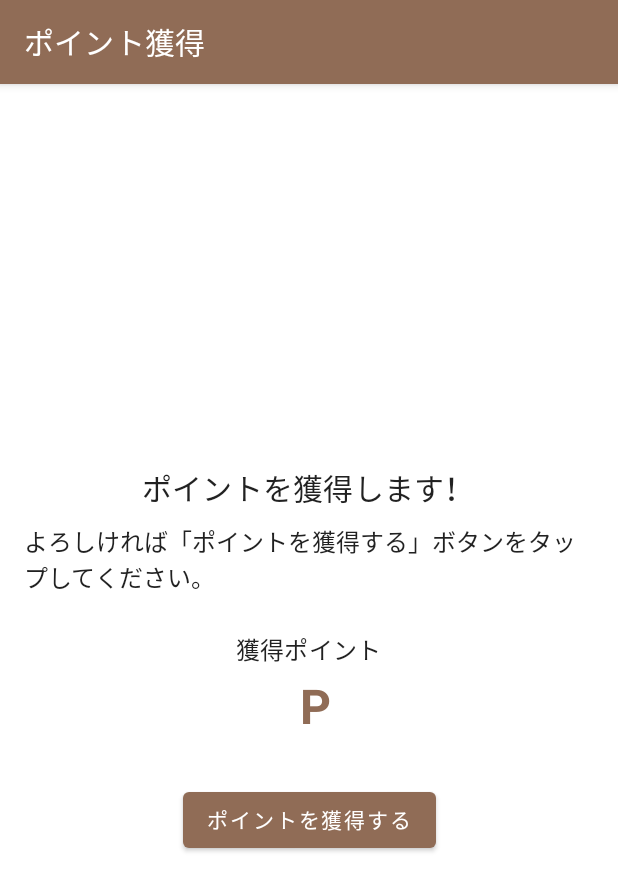
After one commit to hotdrop/consider-ai-coding, an Android app built with Jetpack Compose: the composable PointGetConfirmScreen shown on its own in the app's theme, on a phone screen of 412 x 824 dp. The commit adds this screen. Shown: the top 891 px of the screen. Run offline under Robolectric (Android 15) with nearby library versions, the phone set to English and light mode, and no system bars; our stand-ins replace Dagger/Hilt's generated code; 3 statements that could not run were skipped.

Commit message:
タスク2まで完了

```diff
--- /dev/null
+++ b/androidApp/src/main/java/jp/hotdrop/considercline/android/ui/pointget/PointGetConfirmScreen.kt
@@ -0,0 +1,102 @@
+package jp.hotdrop.considercline.android.ui.pointget
+
+import androidx.compose.foundation.layout.Arrangement
+import androidx.compose.foundation.layout.Column
+import androidx.compose.foundation.layout.Spacer
+import androidx.compose.foundation.layout.fillMaxSize
+import androidx.compose.foundation.layout.height
+import androidx.compose.foundation.layout.padding
+import androidx.compose.material.Button
+import androidx.compose.material.MaterialTheme
+import androidx.compose.material.Scaffold
+import androidx.compose.material.Text
+import androidx.compose.material.TopAppBar
+import androidx.compose.runtime.Composable
+import androidx.compose.runtime.collectAsState
+import androidx.compose.runtime.getValue
+import androidx.compose.ui.Alignment
+import androidx.compose.ui.Modifier
+import androidx.compose.ui.res.stringResource
+import androidx.compose.ui.text.font.FontWeight
+import androidx.compose.ui.tooling.preview.Preview
+import androidx.compose.ui.unit.dp
+import androidx.compose.ui.unit.sp
+import jp.hotdrop.considercline.android.R
+import jp.hotdrop.considercline.android.ui.theme.AppColor
+import jp.hotdrop.considercline.android.ui.theme.ConsiderClineTheme
+import androidx.hilt.navigation.compose.hiltViewModel
+import kotlinx.coroutines.flow.MutableStateFlow
+import kotlinx.coroutines.flow.StateFlow
+
+@Composable
+fun PointGetConfirmScreen(
+    viewModel: PointGetViewModel = hiltViewModel(),
+    onExecuteClick: () -> Unit
+) {
+    val inputPoint by viewModel.inputPoint.collectAsState()
+
+    Scaffold(
+        topBar = {
+            TopAppBar(title = { Text(stringResource(id = R.string.point_get_title)) })
+        }
+    ) { paddingValues ->
+        Column(
+            modifier = Modifier
+                .fillMaxSize()
+                .padding(paddingValues)
+                .padding(16.dp),
+            horizontalAlignment = Alignment.CenterHorizontally,
+            verticalArrangement = Arrangement.Center
+        ) {
+            Text(
+                text = stringResource(id = R.string.point_get_confirm_overview),
+                style = MaterialTheme.typography.h6
+            )
+            Spacer(modifier = Modifier.height(8.dp))
+            Text(
+                text = stringResource(id = R.string.point_get_confirm_detail),
+                style = MaterialTheme.typography.body1
+            )
+            Spacer(modifier = Modifier.height(24.dp))
+            Text(
+                text = stringResource(id = R.string.point_get_confirm_point_label),
+                style = MaterialTheme.typography.subtitle1
+            )
+            Spacer(modifier = Modifier.height(8.dp))
+            Text(
+                text = "$inputPoint ${stringResource(id = R.string.point_unit)}",
+                fontSize = 32.sp,
+                fontWeight = FontWeight.Bold,
+                color = AppColor.PrimaryColor
+            )
+            Spacer(modifier = Modifier.height(32.dp))
+            Button(onClick = onExecuteClick) {
+                Text(text = stringResource(id = R.string.point_get_confirm_execute_button))
+            }
+        }
+    }
+}
+
+@Preview(showBackground = true)
+@Composable
+fun PointGetConfirmScreenPreview() {
+    // Preview用のダミーViewModelを直接生成
+    // PointGetViewModelのコンストラクタにデフォルト引数 KmpUseCaseFactory.get() があるため、
+    // Previewでは引数なしで呼び出し可能
+    val dummyViewModel = PointGetViewModel().apply {
+        // 必要に応じてStateFlowの値を設定
+        // (例) override val inputPoint: StateFlow<String> = MutableStateFlow("1000")
+        // ただし、PointGetViewModelのinputPointはfinalなので直接overrideはできない。
+        // PreviewのためだけにViewModelの構造を変えるのは避ける。
+        // 現状のPointGetViewModelの実装では、inputPointはコンストラクタで初期化されるか、
+        // initブロックや特定の関数呼び出しで値が設定される想定。
+        // ここではデフォルトの "0" が表示されることになる。
+        // もしPreviewで特定の値を表示したい場合は、ViewModel側の対応が必要。
+    }
+    ConsiderClineTheme {
+        PointGetConfirmScreen(
+            viewModel = dummyViewModel,
+            onExecuteClick = {}
+        )
+    }
+}
```
Also changed, not shown: androidApp/src/main/java/jp/hotdrop/considercline/android/ui/pointget/PointGetNavigationHost.kt (+15 -16 lines), 1 other file.
